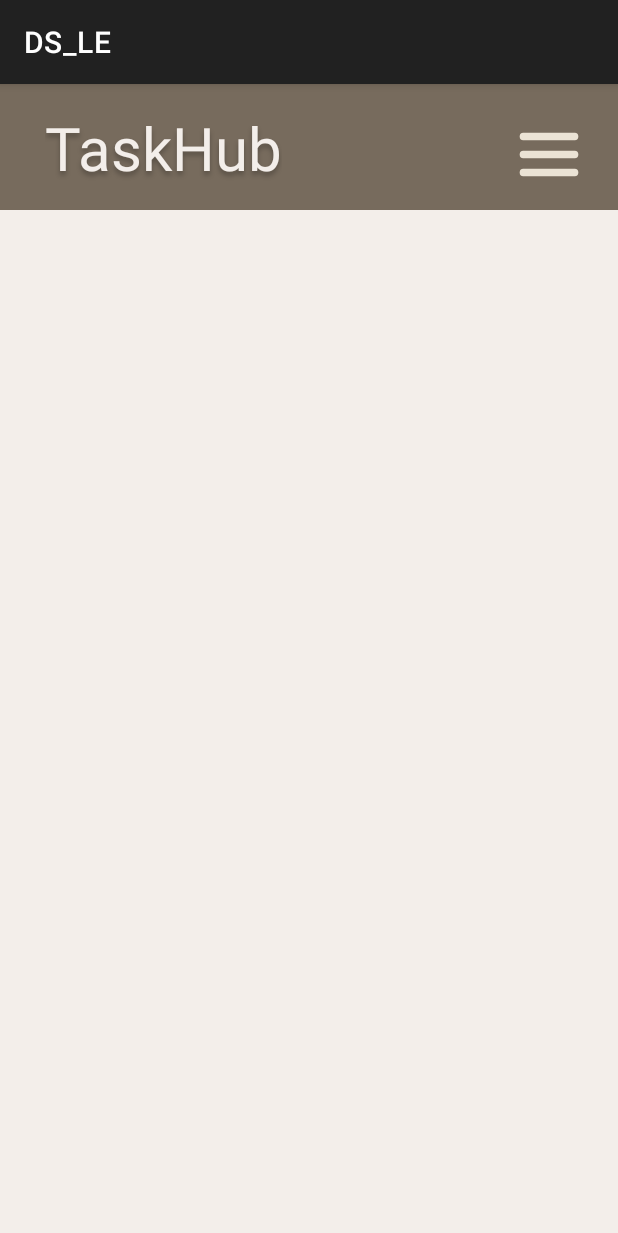
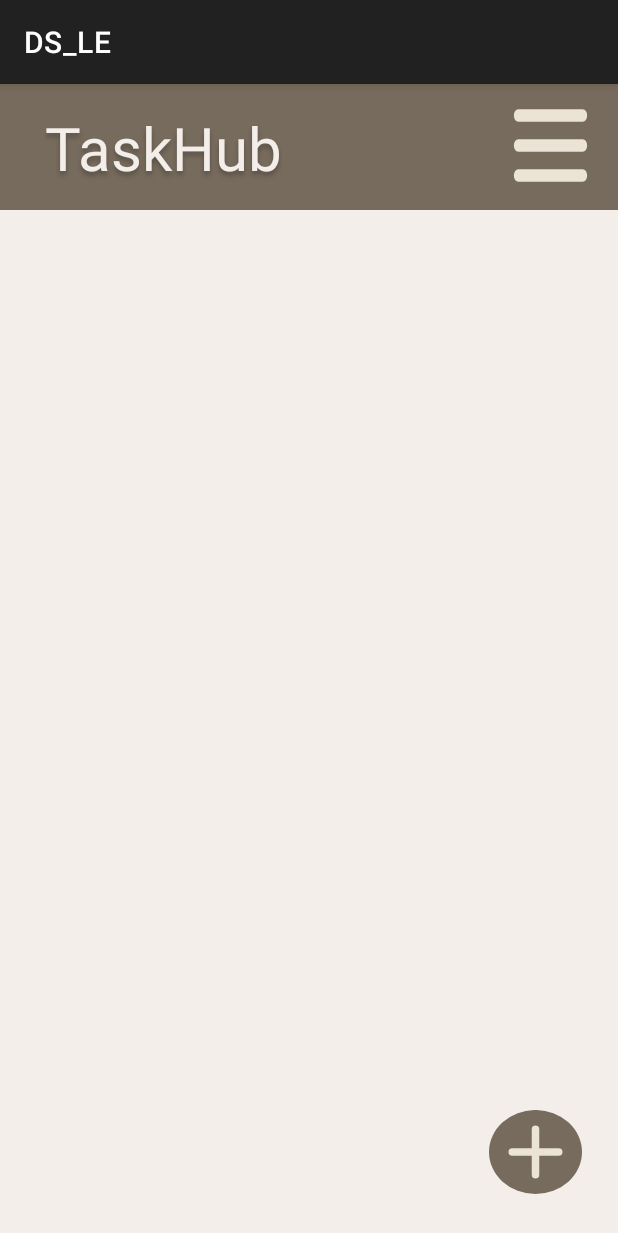
Before and after one commit to JaimeLucero/DS_LE, an Android app: the HomeActivity screen opened directly, with no data from a screen before it, on a phone screen of 412 x 824 dp. Shown: the top 1233 px of the screen. Run offline under Robolectric (Android 15) with nearby library versions, the light colour scheme and no system bars.

Commit message:
home UI fix

```diff
--- /dev/null
+++ b/app/src/main/res/drawable/plus.xml
@@ -0,0 +1,21 @@
+<vector xmlns:android="http://schemas.android.com/apk/res/android"
+    android:width="70dp"
+    android:height="64dp"
+    android:viewportWidth="70"
+    android:viewportHeight="64">
+  <path
+      android:pathData="M4,28a31,28 0,1 0,62 0a31,28 0,1 0,-62 0z"
+      android:fillColor="#776B5D"/>
+  <path
+      android:pathData="M35,12.8V43.2"
+      android:strokeWidth="5"
+      android:fillColor="#00000000"
+      android:strokeColor="#EBE3D5"
+      android:strokeLineCap="round"/>
+  <path
+      android:pathData="M19.5,28H50.5"
+      android:strokeWidth="5"
+      android:fillColor="#00000000"
+      android:strokeColor="#EBE3D5"
+      android:strokeLineCap="round"/>
+</vector>
--- a/app/src/main/res/layout/activity_home.xml
+++ b/app/src/main/res/layout/activity_home.xml
@@ -42,27 +42,33 @@
         app:layout_constraintTop_toTopOf="parent"
         app:layout_constraintVertical_bias="0.516" />
 
+    <Button
+        android:id="@+id/hamburger"
+        android:layout_width="50dp"
+        android:layout_height="50dp"
+        android:layout_marginTop="16dp"
+        android:layout_marginEnd="20dp"
+        android:background="@drawable/menu"
+        app:backgroundTint="@null"
+        app:layout_constraintEnd_toEndOf="@+id/rectangle_6"
+        app:layout_constraintTop_toTopOf="parent"
+        android:contentDescription="Open Navigation Menu"/>
 
     <androidx.recyclerview.widget.RecyclerView
-        android:id="@+id/recyclerView"
-        android:layout_width="409dp"
-        android:layout_height="645dp"
-        android:layout_marginTop="1dp"
+        android:layout_width="match_parent"
+        android:layout_height="match_parent"
+        android:layout_marginTop="84dp"
+        app:layout_constraintTop_toBottomOf="@+id/rectangle_6" />
+
+    <ImageView
+        android:id="@+id/imageView2"
+        android:layout_width="wrap_content"
+        android:layout_height="wrap_content"
         app:layout_constraintBottom_toBottomOf="parent"
         app:layout_constraintEnd_toEndOf="parent"
-        app:layout_constraintStart_toStartOf="parent"
-        app:layout_constraintTop_toBottomOf="@+id/rectangle_6" />
+        app:srcCompat="@drawable/plus"
+        android:layout_marginBottom="20dp"
+        android:layout_marginEnd="20dp"/>
 
-    <Button
-        android:id="@+id/hamburger"
-        android:layout_width="40dp"
-        android:layout_height="30dp"
-        android:layout_marginTop="32dp"
-        android:background="@drawable/menu"
-        app:layout_constraintEnd_toEndOf="@+id/rectangle_6"
-        app:layout_constraintHorizontal_bias="0.857"
-        app:layout_constraintStart_toEndOf="@+id/taskhub"
-        app:layout_constraintTop_toTopOf="parent"
-        app:backgroundTint="@null"/>
 
 </androidx.constraintlayout.widget.ConstraintLayout>
```
